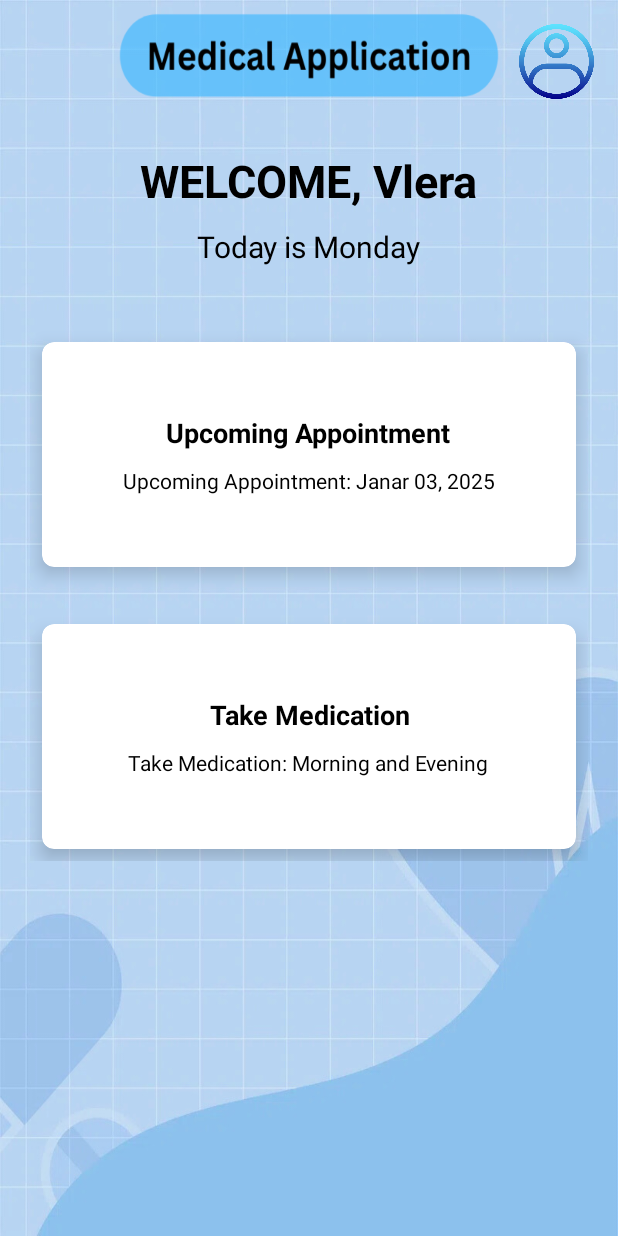
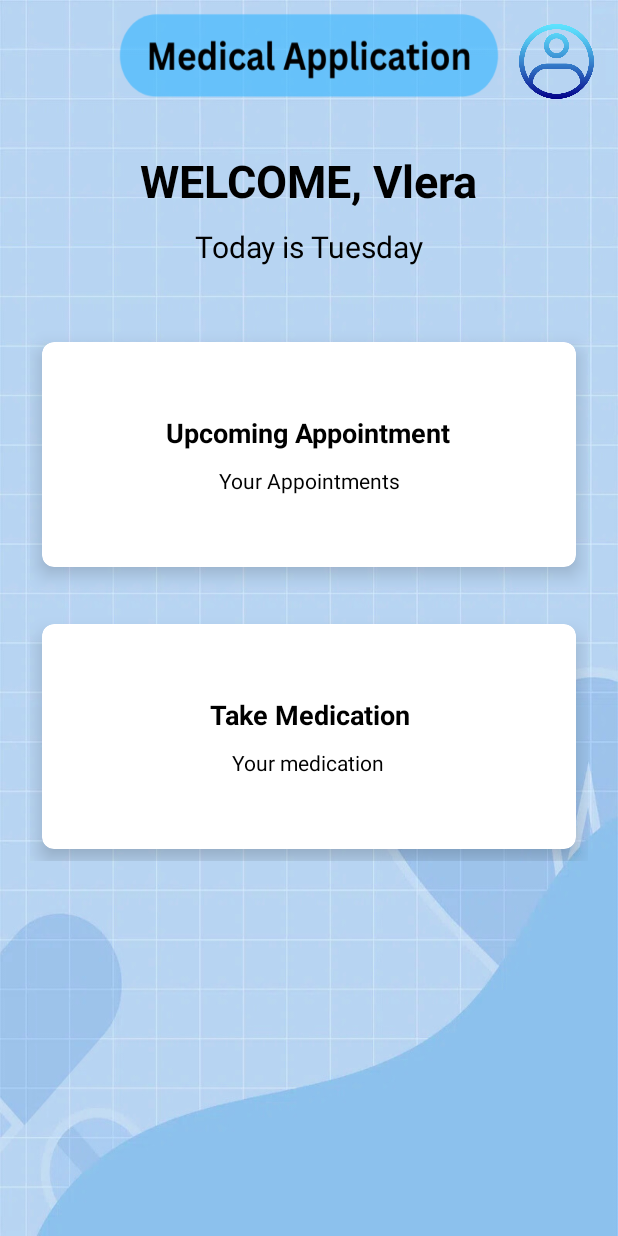
Before and after one commit to valtrinacacaj/MedicalApplication_PaisjeMobile, an Android app: the HomeActivity screen opened directly, with no data from a screen before it, on a phone screen of 412 x 824 dp. Run offline under Robolectric (Android 15) with nearby library versions, the phone set to English and light mode, and no system bars; libraries missing offline, so code that uses them is left out: org.mindrot.jbcrypt.

Commit message:
ndryshime te vogla

```diff
--- a/app/src/main/res/layout/activity_home_page.xml
+++ b/app/src/main/res/layout/activity_home_page.xml
@@ -23,7 +23,7 @@
     android:id="@+id/dayOfWeek"
     android:layout_width="wrap_content"
     android:layout_height="wrap_content"
-    android:text="Today is Monday"
+    android:text="Today is Tuesday"
     android:textColor="@color/black"
     android:textSize="20sp"
     android:layout_below="@id/titleHome"
@@ -84,8 +84,8 @@
                 android:id="@+id/appointmentDetails"
                 android:layout_width="wrap_content"
                 android:layout_height="wrap_content"
-                android:text="Upcoming Appointment: Janar 03, 2025"
                 android:textSize="14sp"
+                android:text="Your Appointments"
                 android:textColor="@color/black"
                 android:layout_marginTop="10dp"
                 android:gravity="center" />
@@ -123,7 +123,7 @@
                 android:id="@+id/medicationDetails"
                 android:layout_width="wrap_content"
                 android:layout_height="wrap_content"
-                android:text="Take Medication: Morning and Evening"
+                android:text="Your medication"
                 android:textSize="14sp"
                 android:textColor="@color/black"
                 android:layout_marginTop="10dp"
```
